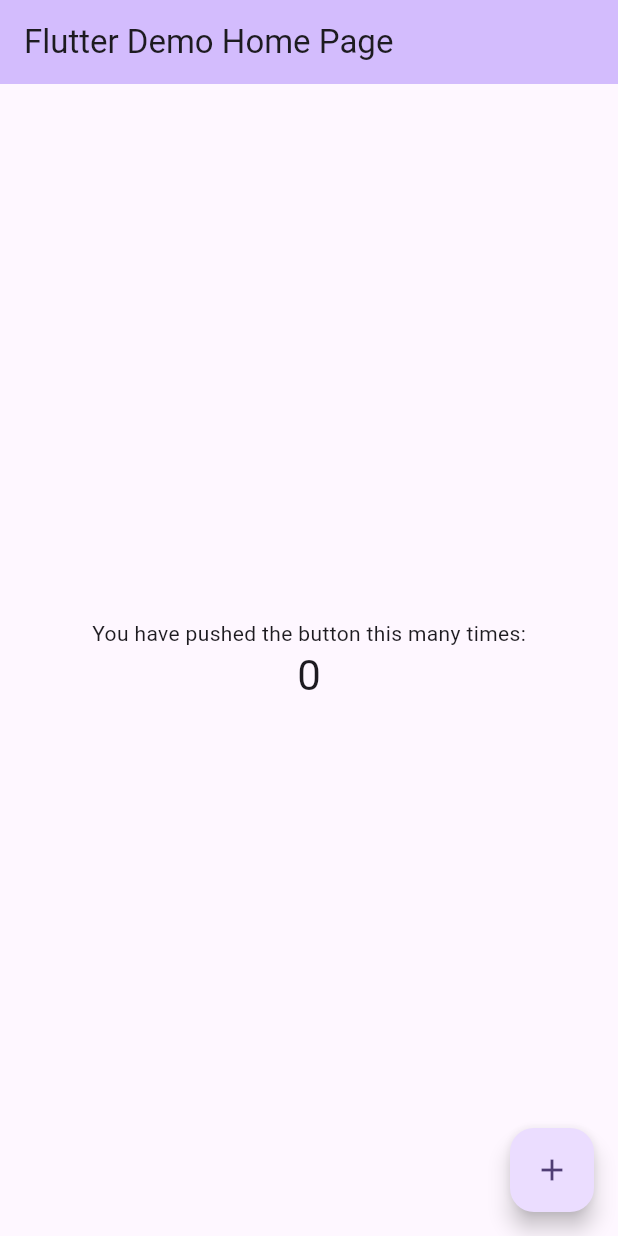
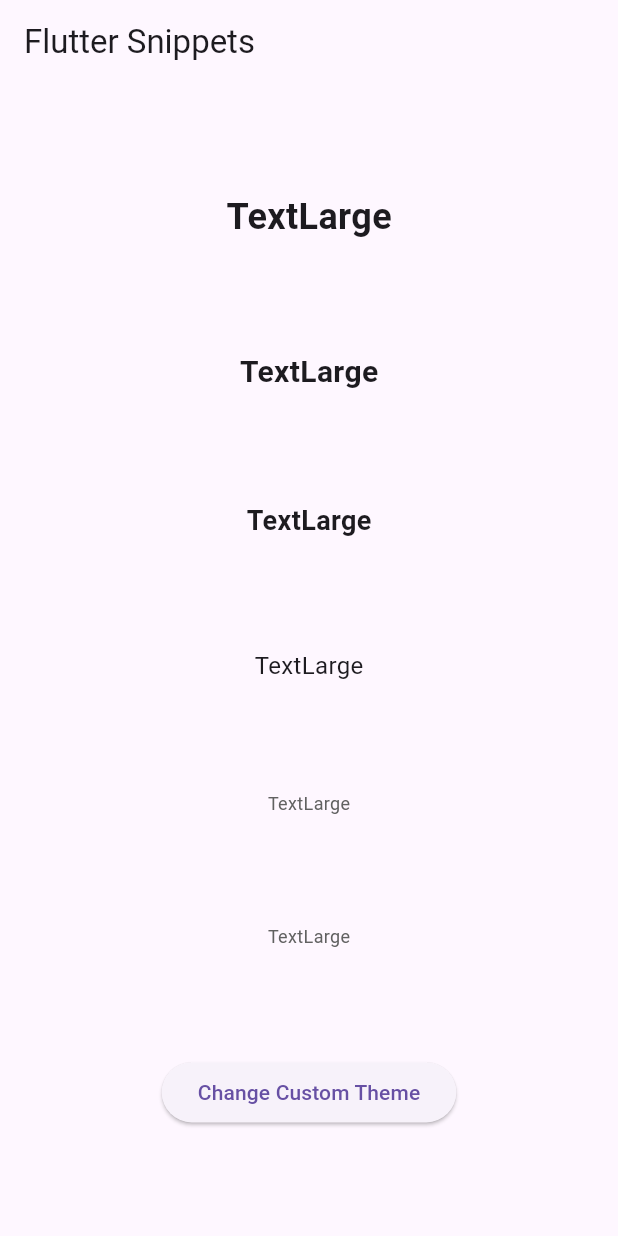
Before and after one commit to novellus1013/flutter_snippets, a Flutter app: the screen it shows after launch, on a phone screen of 412 x 824 dp. Run offline on Flutter 3.47's test engine with Material 3 defaults, Android fonts, the phone set to English and light mode, and no system bars.

Commit message:
feat: add test screen for check app_theme

```diff
--- a/lib/main.dart
+++ b/lib/main.dart
@@ -1,122 +1,69 @@
 import 'package:flutter/material.dart';
+import 'package:flutter_snippets/constants/app_spacing.dart';
+import 'package:flutter_snippets/constants/app_theme.dart';
 
 void main() {
-  runApp(const MyApp());
+  runApp(TestApp());
 }
 
-class MyApp extends StatelessWidget {
-  const MyApp({super.key});
+class TestApp extends StatefulWidget {
+  const TestApp({super.key});
 
-  // This widget is the root of your application.
+  @override
+  State<TestApp> createState() => _TestAppState();
+}
+
+class _TestAppState extends State<TestApp> {
+  bool _isCustom = false;
+
+  void _isCustomState(bool isCustom) {
+    setState(() {
+      _isCustom = isCustom;
+    });
+    print(_isCustom);
+  }
+
   @override
   Widget build(BuildContext context) {
     return MaterialApp(
-      title: 'Flutter Demo',
-      theme: ThemeData(
-        // This is the theme of your application.
-        //
-        // TRY THIS: Try running your application with "flutter run". You'll see
-        // the application has a purple toolbar. Then, without quitting the app,
-        // try changing the seedColor in the colorScheme below to Colors.green
-        // and then invoke "hot reload" (save your changes or press the "hot
-        // reload" button in a Flutter-supported IDE, or press "r" if you used
-        // the command line to start the app).
-        //
-        // Notice that the counter didn't reset back to zero; the application
-        // state is not lost during the reload. To reset the state, use hot
-        // restart instead.
-        //
-        // This works for code too, not just values: Most code changes can be
-        // tested with just a hot reload.
-        colorScheme: .fromSeed(seedColor: Colors.deepPurple),
-      ),
-      home: const MyHomePage(title: 'Flutter Demo Home Page'),
+      theme: _isCustom ? AppTheme.light : ThemeData.light(),
+      home: TestAppChild(onCustom: _isCustomState, isCustom: _isCustom),
     );
   }
 }
 
-class MyHomePage extends StatefulWidget {
-  const MyHomePage({super.key, required this.title});
+class TestAppChild extends StatelessWidget {
+  final ValueChanged<bool> onCustom;
+  final bool isCustom;
 
-  // This widget is the home page of your application. It is stateful, meaning
-  // that it has a State object (defined below) that contains fields that affect
-  // how it looks.
-
-  // This class is the configuration for the state. It holds the values (in this
-  // case the title) provided by the parent (in this case the App widget) and
-  // used by the build method of the State. Fields in a Widget subclass are
-  // always marked "final".
-
-  final String title;
-
-  @override
-  State<MyHomePage> createState() => _MyHomePageState();
-}
-
-class _MyHomePageState extends State<MyHomePage> {
-  int _counter = 0;
-
-  void _incrementCounter() {
-    setState(() {
-      // This call to setState tells the Flutter framework that something has
-      // changed in this State, which causes it to rerun the build method below
-      // so that the display can reflect the updated values. If we changed
-      // _counter without calling setState(), then the build method would not be
-      // called again, and so nothing would appear to happen.
-      _counter++;
-    });
-  }
+  const TestAppChild({
+    super.key,
+    required this.onCustom,
+    required this.isCustom,
+  });
 
   @override
   Widget build(BuildContext context) {
-    // This method is rerun every time setState is called, for instance as done
-    // by the _incrementCounter method above.
-    //
-    // The Flutter framework has been optimized to make rerunning build methods
-    // fast, so that you can just rebuild anything that needs updating rather
-    // than having to individually change instances of widgets.
     return Scaffold(
-      appBar: AppBar(
-        // TRY THIS: Try changing the color here to a specific color (to
-        // Colors.amber, perhaps?) and trigger a hot reload to see the AppBar
-        // change color while the other colors stay the same.
-        backgroundColor: Theme.of(context).colorScheme.inversePrimary,
-        // Here we take the value from the MyHomePage object that was created by
-        // the App.build method, and use it to set our appbar title.
-        title: Text(widget.title),
-      ),
+      appBar: AppBar(title: Text('Flutter Snippets')),
       body: Center(
-        // Center is a layout widget. It takes a single child and positions it
-        // in the middle of the parent.
         child: Column(
-          // Column is also a layout widget. It takes a list of children and
-          // arranges them vertically. By default, it sizes itself to fit its
-          // children horizontally, and tries to be as tall as its parent.
-          //
-          // Column has various properties to control how it sizes itself and
-          // how it positions its children. Here we use mainAxisAlignment to
-          // center the children vertically; the main axis here is the vertical
-          // axis because Columns are vertical (the cross axis would be
-          // horizontal).
-          //
-          // TRY THIS: Invoke "debug painting" (choose the "Toggle Debug Paint"
-          // action in the IDE, or press "p" in the console), to see the
-          // wireframe for each widget.
-          mainAxisAlignment: .center,
+          mainAxisAlignment: MainAxisAlignment.spaceEvenly,
           children: [
-            const Text('You have pushed the button this many times:'),
-            Text(
-              '$_counter',
-              style: Theme.of(context).textTheme.headlineMedium,
+            Text('TextLarge', style: AppTheme.light.textTheme.titleLarge),
+            Text('TextLarge', style: AppTheme.light.textTheme.titleMedium),
+            Text('TextLarge', style: AppTheme.light.textTheme.titleSmall),
+            Text('TextLarge', style: AppTheme.light.textTheme.displayLarge),
+            Text('TextLarge', style: AppTheme.light.textTheme.displaySmall),
+            Text('TextLarge', style: AppTheme.light.textTheme.displaySmall),
+
+            ElevatedButton(
+              onPressed: () => onCustom(!isCustom),
+              child: Text('Change Custom Theme'),
             ),
           ],
         ),
       ),
-      floatingActionButton: FloatingActionButton(
-        onPressed: _incrementCounter,
-        tooltip: 'Increment',
-        child: const Icon(Icons.add),
-      ),
     );
   }
 }
```
